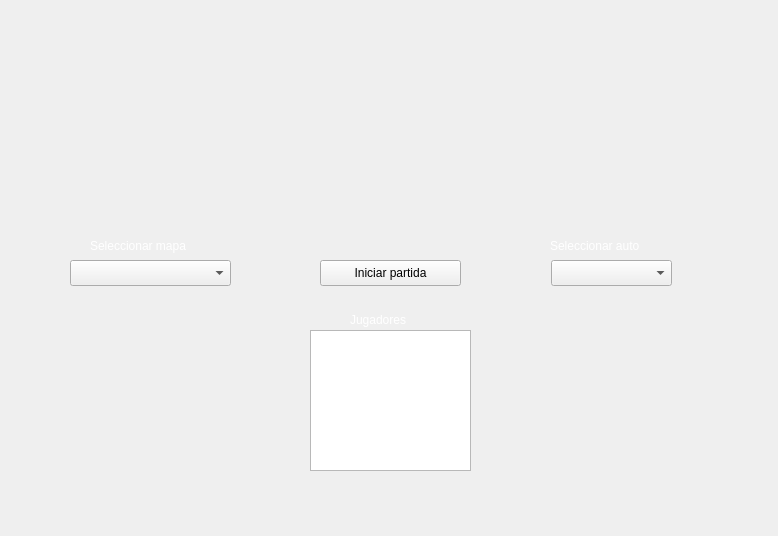
Above: client/Pantallas/lobbyscreen.ui from Taller-de-Programacion-2c2025-Grupo-20/TP_final-2025c2-Grupo20 before the change. Below: the same form after it.
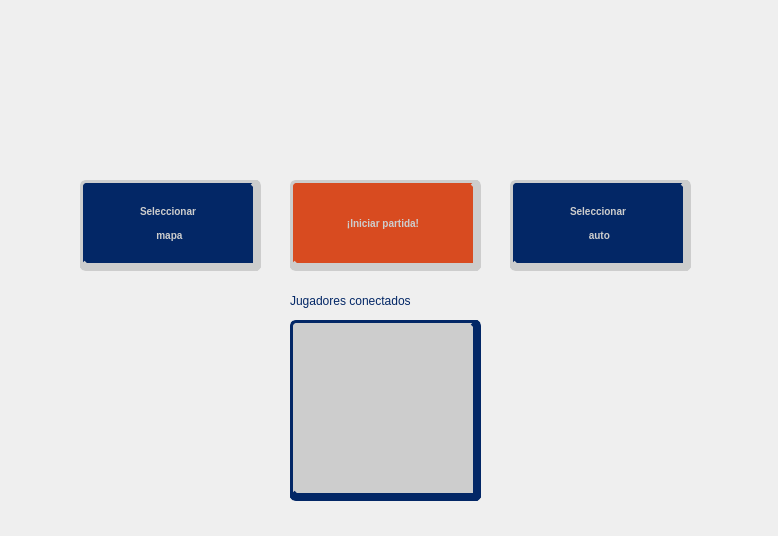
That is the form after the change. The open tabs and pages were chosen to show the change.

Patch:
```diff
--- a/client/Pantallas/lobbyscreen.ui
+++ b/client/Pantallas/lobbyscreen.ui
@@ -17,7 +17,7 @@
    <property name="geometry">
     <rect>
      <x>30</x>
-     <y>30</y>
+     <y>20</y>
      <width>701</width>
      <height>481</height>
     </rect>
@@ -29,132 +29,316 @@
     <widget class="QListWidget" name="playerListWidget">
      <property name="geometry">
       <rect>
-       <x>280</x>
+       <x>260</x>
        <y>300</y>
-       <width>161</width>
-       <height>141</height>
+       <width>191</width>
+       <height>181</height>
       </rect>
      </property>
+     <property name="styleSheet">
+      <string notr="true">QListWidget {
+    background-color: #CDCDCD;
+    color: #032766;
+    font-family: &quot;Press Start 2P&quot;;
+    font-size: 10px;
+    font-weight: bold;
+    border: 3px solid #032766;
+    border-radius: 6px;
+    border-bottom: 8px solid #032766;
+    border-right: 8px solid #032766;
+    padding: 10px;
+    outline: 0;
+}
+
+QListWidget::item {
+    padding: 10px;
+    margin-bottom: 4px;
+    border-bottom: 2px solid #032766;
+}
+
+QListWidget::item:hover {
+    background-color: rgba(3, 39, 102, 30);
+    color: #032766;
+}
+
+QScrollBar:vertical {
+    border-left: 2px solid #032766;
+    background: #CDCDCD;
+    width: 15px;
+    margin: 0px;
+}
+QScrollBar::handle:vertical {
+    background: #032766;
+    min-height: 20px;
+}
+QScrollBar::add-line:vertical, QScrollBar::sub-line:vertical {
+    background: none;
+}
+
+QScrollBar::handle:horizontal {
+    background: #032766;
+}
+
+QScrollBar::add-line:horizontal, QScrollBar::sub-line:horizontal {
+    background: none;
+}</string>
+     </property>
     </widget>
     <widget class="QPushButton" name="startButton">
      <property name="geometry">
       <rect>
-       <x>290</x>
-       <y>230</y>
-       <width>141</width>
-       <height>26</height>
+       <x>260</x>
+       <y>160</y>
+       <width>191</width>
+       <height>91</height>
       </rect>
      </property>
-     <property name="text">
-      <string>Iniciar partida</string>
-     </property>
-    </widget>
-    <widget class="QComboBox" name="mapComboBox">
-     <property name="geometry">
-      <rect>
-       <x>40</x>
-       <y>230</y>
-       <width>161</width>
-       <height>26</height>
-      </rect>
-     </property>
-    </widget>
-    <widget class="QLabel" name="title_2">
-     <property name="geometry">
-      <rect>
-       <x>60</x>
-       <y>200</y>
-       <width>121</width>
-       <height>31</height>
-      </rect>
-     </property>
      <property name="styleSheet">
-      <string notr="true">color: white;
-font: 500 11pt &quot;Ubuntu Sans&quot;;</string>
+      <string notr="true">QPushButton {
+    background-color: #D84B20;
+    color: #CDCDCD;
+    font-family: &quot;Press Start 2P&quot;;
+    font-size: 10px;
+    font-weight: bold;
+    border: 3px solid #CDCDCD;
+    border-radius: 6px;
+    border-bottom: 8px solid #CDCDCD;
+    border-right: 8px solid #CDCDCD;
+    padding: 10px 15px;
+}
+
+QPushButton:hover {
+    background-color: #CDCDCD; 
+    color: #D84B20;
+    border-color: #D84B20;
+}
+
+QPushButton:pressed {
+    background-color: #CDCDCD;
+    color: #D84B20;
+    border-bottom: 3px solid #CDCDCD;
+    border-right: 3px solid #CDCDCD;
+    padding-top: 15px; 
+    padding-left: 20px;
+}</string>
      </property>
      <property name="text">
-      <string>Seleccionar mapa</string>
-     </property>
-    </widget>
-    <widget class="QLabel" name="title_3">
-     <property name="geometry">
-      <rect>
-       <x>520</x>
-       <y>200</y>
-       <width>121</width>
-       <height>31</height>
-      </rect>
-     </property>
-     <property name="styleSheet">
-      <string notr="true">color: white;
-font: 500 11pt &quot;Ubuntu Sans&quot;;</string>
-     </property>
-     <property name="text">
-      <string>Seleccionar auto</string>
-     </property>
-    </widget>
-    <widget class="QComboBox" name="carComboBox">
-     <property name="geometry">
-      <rect>
-       <x>521</x>
-       <y>230</y>
-       <width>121</width>
-       <height>26</height>
-      </rect>
-     </property>
-    </widget>
-    <widget class="QLabel" name="label_mapPreview">
-     <property name="geometry">
-      <rect>
-       <x>10</x>
-       <y>270</y>
-       <width>251</width>
-       <height>221</height>
-      </rect>
-     </property>
-     <property name="minimumSize">
-      <size>
-       <width>200</width>
-       <height>150</height>
-      </size>
-     </property>
-     <property name="text">
-      <string/>
-     </property>
-    </widget>
-    <widget class="QLabel" name="label_carPreview">
-     <property name="geometry">
-      <rect>
-       <x>520</x>
-       <y>280</y>
-       <width>121</width>
-       <height>101</height>
-      </rect>
-     </property>
-     <property name="minimumSize">
-      <size>
-       <width>100</width>
-       <height>75</height>
-      </size>
-     </property>
-     <property name="text">
-      <string/>
+      <string>¡Iniciar partida!</string>
      </property>
     </widget>
     <widget class="QLabel" name="label">
      <property name="geometry">
       <rect>
-       <x>320</x>
-       <y>280</y>
-       <width>71</width>
-       <height>20</height>
+       <x>260</x>
+       <y>270</y>
+       <width>301</width>
+       <height>21</height>
       </rect>
      </property>
      <property name="styleSheet">
-      <string notr="true">color: white;</string>
+      <string notr="true">font-family: &quot;Press Start 2P&quot;;
+color: #032766;
+font-size: 12px;
+</string>
      </property>
      <property name="text">
-      <string>Jugadores</string>
+      <string>Jugadores conectados</string>
+     </property>
+    </widget>
+    <widget class="QPushButton" name="btnGoToMap">
+     <property name="geometry">
+      <rect>
+       <x>50</x>
+       <y>160</y>
+       <width>181</width>
+       <height>91</height>
+      </rect>
+     </property>
+     <property name="styleSheet">
+      <string notr="true">QPushButton {
+    background-color: #032766;
+    color: #CDCDCD;
+    font-family: &quot;Press Start 2P&quot;;
+    font-size: 10px;
+    font-weight: bold;
+    border: 3px solid #CDCDCD;
+    border-radius: 6px;
+    border-bottom: 8px solid #CDCDCD;
+    border-right: 8px solid #CDCDCD;
+    padding: 10px 15px;
+}
+
+QPushButton:hover {
+    background-color: #CDCDCD; 
+    color: #032766;
+    border-color: #032766;
+}
+
+QPushButton:pressed {
+    background-color: #CDCDCD;
+    color: #032766;
+    border-bottom: 3px solid #CDCDCD;
+    border-right: 3px solid #CDCDCD;
+    padding-top: 15px; 
+    padding-left: 20px;
+}</string>
+     </property>
+     <property name="text">
+      <string>Seleccionar 
+
+ mapa</string>
+     </property>
+    </widget>
+    <widget class="QPushButton" name="btnGoToCar">
+     <property name="geometry">
+      <rect>
+       <x>480</x>
+       <y>160</y>
+       <width>181</width>
+       <height>91</height>
+      </rect>
+     </property>
+     <property name="styleSheet">
+      <string notr="true">QPushButton {
+    background-color: #032766;
+    color: #CDCDCD;
+    font-family: &quot;Press Start 2P&quot;;
+    font-size: 10px;
+    font-weight: bold;
+    border: 3px solid #CDCDCD;
+    border-radius: 6px;
+    border-bottom: 8px solid #CDCDCD;
+    border-right: 8px solid #CDCDCD;
+    padding: 10px 15px;
+}
+
+QPushButton:hover {
+    background-color: #CDCDCD; 
+    color: #032766;
+    border-color: #032766;
+}
+
+QPushButton:pressed {
+    background-color: #CDCDCD;
+    color: #032766;
+    border-bottom: 3px solid #CDCDCD;
+    border-right: 3px solid #CDCDCD;
+    padding-top: 15px; 
+    padding-left: 20px;
+}</string>
+     </property>
+     <property name="text">
+      <string>Seleccionar 
+
+ auto</string>
+     </property>
+    </widget>
+   </widget>
+   <widget class="QWidget" name="page_MapSelect">
+    <widget class="QLabel" name="label_BigMapPreview">
+     <property name="geometry">
+      <rect>
+       <x>90</x>
+       <y>40</y>
+       <width>491</width>
+       <height>401</height>
+      </rect>
+     </property>
+     <property name="text">
+      <string/>
+     </property>
+    </widget>
+    <widget class="QPushButton" name="btnMapPrev">
+     <property name="geometry">
+      <rect>
+       <x>20</x>
+       <y>220</y>
+       <width>41</width>
+       <height>51</height>
+      </rect>
+     </property>
+     <property name="text">
+      <string>&lt;</string>
+     </property>
+    </widget>
+    <widget class="QPushButton" name="btnMapNext">
+     <property name="geometry">
+      <rect>
+       <x>620</x>
+       <y>220</y>
+       <width>41</width>
+       <height>51</height>
+      </rect>
+     </property>
+     <property name="text">
+      <string>&gt;</string>
+     </property>
+    </widget>
+    <widget class="QPushButton" name="btnMapSelect">
+     <property name="geometry">
+      <rect>
+       <x>260</x>
+       <y>450</y>
+       <width>181</width>
+       <height>26</height>
+      </rect>
+     </property>
+     <property name="text">
+      <string>¡SELECCIONAR!</string>
+     </property>
+    </widget>
+   </widget>
+   <widget class="QWidget" name="page_CarSelect">
+    <widget class="QPushButton" name="btnCarPrev">
+     <property name="geometry">
+      <rect>
+       <x>0</x>
+       <y>180</y>
+       <width>41</width>
+       <height>51</height>
+      </rect>
+     </property>
+     <property name="text">
+      <string>&lt;</string>
+     </property>
+    </widget>
+    <widget class="QPushButton" name="btnCarSelect">
+     <property name="geometry">
+      <rect>
+       <x>250</x>
+       <y>410</y>
+       <width>181</width>
+       <height>26</height>
+      </rect>
+     </property>
+     <property name="text">
+      <string>¡SELECCIONAR!</string>
+     </property>
+    </widget>
+    <widget class="QLabel" name="label_BigCarPreview">
+     <property name="geometry">
+      <rect>
+       <x>200</x>
+       <y>100</y>
+       <width>271</width>
+       <height>201</height>
+      </rect>
+     </property>
+     <property name="text">
+      <string/>
+     </property>
+    </widget>
+    <widget class="QPushButton" name="btnCarNext">
+     <property name="geometry">
+      <rect>
+       <x>600</x>
+       <y>180</y>
+       <width>41</width>
+       <height>51</height>
+      </rect>
+     </property>
+     <property name="text">
+      <string>&gt;</string>
      </property>
     </widget>
    </widget>
```
Left out of the diff: 2 changed lines with no effect on the pictures.
